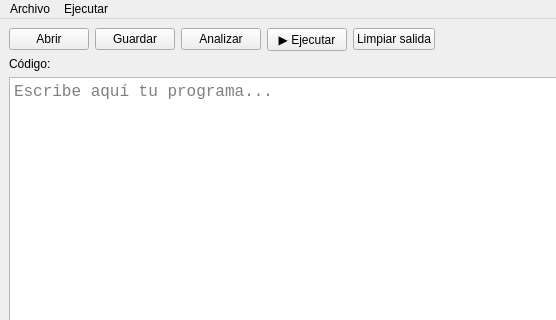
This is interfaz.ui in ian43256/Entrega-Final-Creaci-n-De-Un-Compilador as Qt 5 draws it before an edit; both pictures show x 0 to 556 and y 0 to 320 of the 1000 by 700 pixel window. The edited form follows.
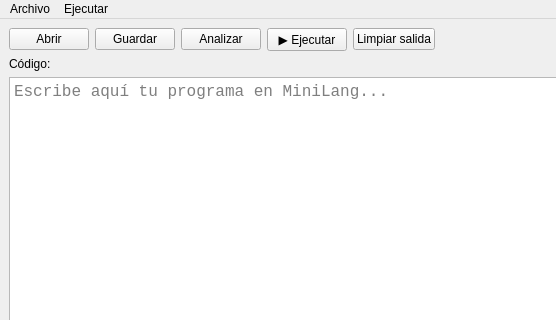
This is the edited form. Custom widgets are drawn as their Qt base class.

Diff of the .ui file:
```diff
--- a/interfaz.ui
+++ b/interfaz.ui
@@ -89,7 +89,7 @@
        </font>
       </property>
       <property name="placeholderText">
-       <string>Escribe aquí tu programa...</string>
+       <string>Escribe aquí tu programa en MiniLang...</string>
       </property>
      </widget>
     </item>
```
Left out of the diff: 15 changed lines with no effect on the pictures.
